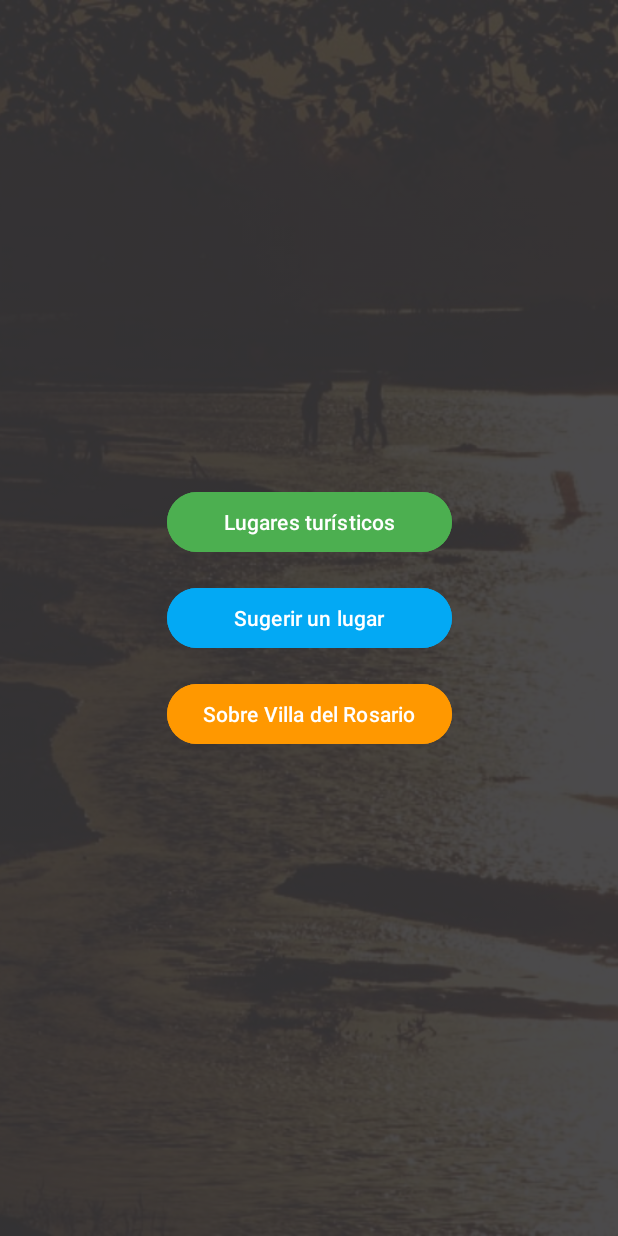
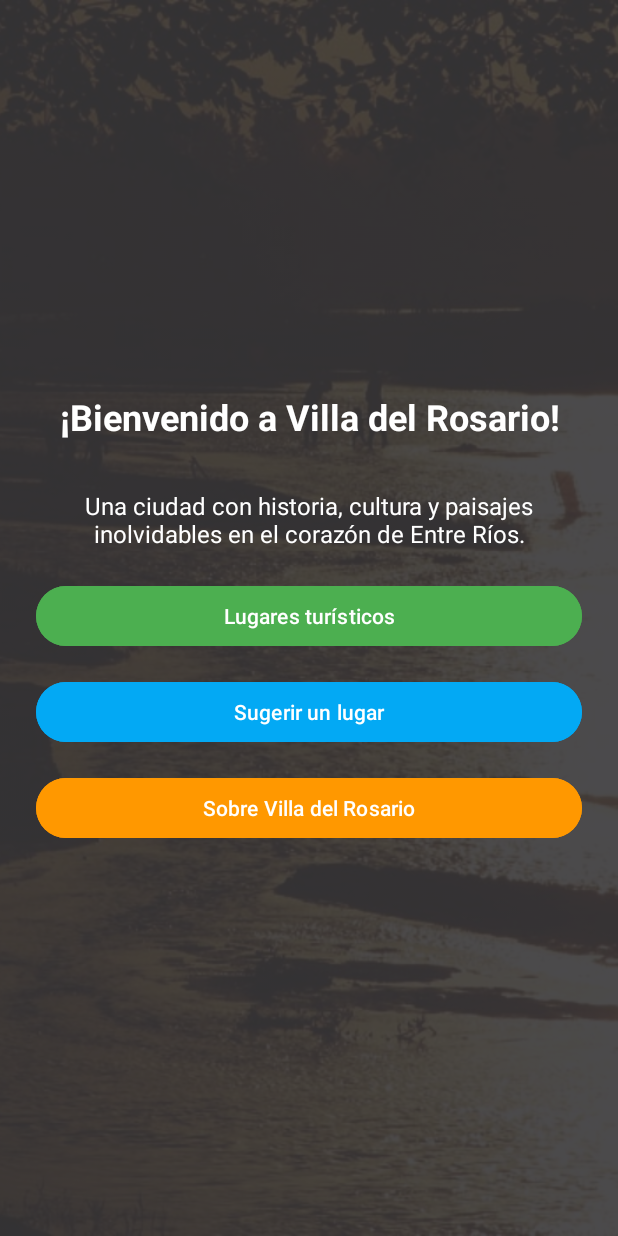
Before and after one commit to DanaM99/Turisteando, an Android app: the screen it shows after launch (MainActivity), on a phone screen of 412 x 824 dp. Run offline under Robolectric (Android 15) with nearby library versions, the phone set to English and light mode, and no system bars.

Commit message:
Se agregan textos a la pantalla principal

```diff
--- a/app/src/main/res/layout/activity_main.xml
+++ b/app/src/main/res/layout/activity_main.xml
@@ -39,6 +39,35 @@
             app:layout_constraintStart_toStartOf="parent"
             app:layout_constraintEnd_toEndOf="parent">
 
+            <!-- Texto de bienvenida -->
+            <TextView
+                android:id="@+id/txtBienvenida"
+                android:layout_width="match_parent"
+                android:layout_height="wrap_content"
+                android:text="¡Bienvenido a Villa del Rosario!"
+                android:textSize="24sp"
+                android:textColor="#FFFFFF"
+                android:textStyle="bold"
+                android:gravity="center"
+                android:layout_marginBottom="24dp" />
+
+            <!-- Descripción corta -->
+            <TextView
+                android:id="@+id/txtDescripcion"
+                android:layout_width="wrap_content"
+                android:layout_height="wrap_content"
+                android:layout_marginHorizontal="24dp"
+                android:layout_marginTop="8dp"
+                android:layout_marginBottom="20dp"
+                android:gravity="center"
+                android:text="Una ciudad con historia, cultura y paisajes inolvidables en el corazón de Entre Ríos."
+                android:textColor="#FFFFFF"
+                android:textSize="16sp"
+                app:layout_constraintEnd_toEndOf="parent"
+                app:layout_constraintStart_toStartOf="parent"
+                app:layout_constraintTop_toBottomOf="@id/txtBienvenida" />
+
+
             <!-- Botón Lugares turísticos -->
             <Button
                 android:id="@+id/btnLugares"
```
